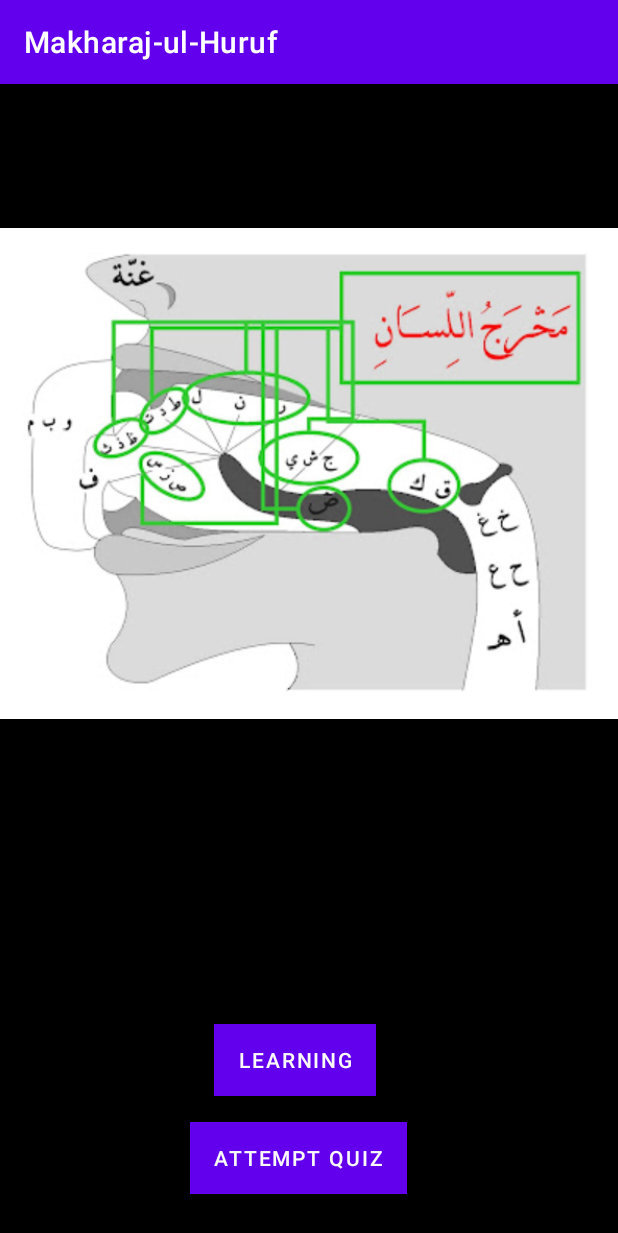
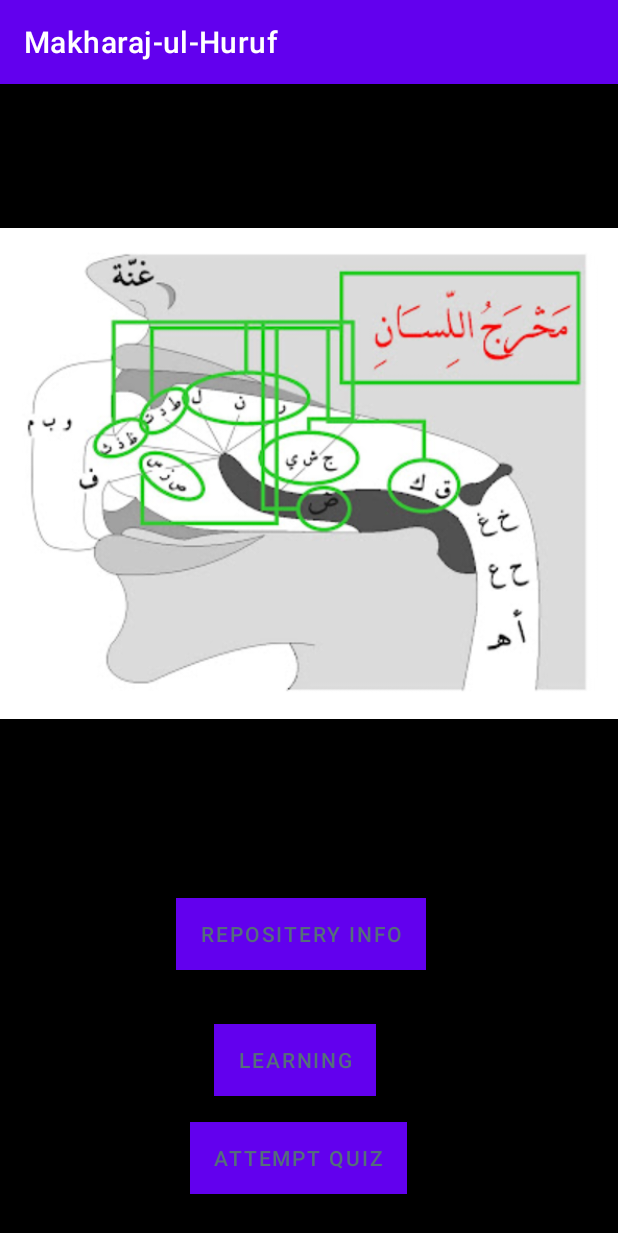
Before and after one commit to ahmadKhursheed/Makharaj-ul-Huruf, an Android app: the screen it shows after launch (MainActivity), on a phone screen of 412 x 824 dp. Shown: the top 1233 px of the screen. Run offline under Robolectric (Android 15) with nearby library versions, the phone set to English and light mode, and no system bars; 1 statement that could not run was skipped.

Commit message:
new Button

```diff
--- a/app/src/main/AndroidManifest.xml
+++ b/app/src/main/AndroidManifest.xml
@@ -9,9 +9,6 @@
         android:roundIcon="@mipmap/ic_launcher_round"
         android:supportsRtl="true"
         android:theme="@style/Theme.MakharajulHuruf">
-        <activity
-            android:name=".startingActivity"
-            android:exported="false" />
         <activity
             android:name=".MainActivity4"
             android:exported="false" />
--- a/app/src/main/java/com/example/makharaj_ul_huruf/MainActivity.java
+++ b/app/src/main/java/com/example/makharaj_ul_huruf/MainActivity.java
@@ -10,7 +10,7 @@ import android.widget.Button;
 public class MainActivity extends AppCompatActivity {
 
 
-    Button btn,btn1;
+    Button btn,btn1,btn2;
 
     @Override
     protected void onCreate(Bundle savedInstanceState) {
@@ -21,6 +21,7 @@ public class MainActivity extends AppCompatActivity {
 
         btn=(Button)findViewById(R.id.button);
         btn1=(Button)findViewById(R.id.button2);
+        btn2=(Button)findViewById(R.id.button3);
         btn.setOnClickListener(new View.OnClickListener() {
             @Override
             public void onClick(View v) {
@@ -38,6 +39,15 @@ public class MainActivity extends AppCompatActivity {
                 startActivity(intent);
             }
         });
+
+
+        btn2.setOnClickListener(new View.OnClickListener() {
+            @Override
+            public void onClick(View v) {
+//                Intent intent=new Intent(MainActivity.this,startingActivity.class);
+//                startActivity(intent);
+            }
+        });
     }
 
 
--- a/app/src/main/res/layout/activity_main.xml
+++ b/app/src/main/res/layout/activity_main.xml
@@ -17,7 +17,7 @@
         android:background="#F8F1F1"
         android:backgroundTint="#0C0C0C"
         android:text="Learning"
-        android:textColor="#FBFAFA"
+        android:textColor="#546E7A"
         app:layout_constraintBottom_toBottomOf="parent"
         app:layout_constraintEnd_toEndOf="parent"
         app:layout_constraintStart_toStartOf="parent" />
@@ -32,11 +32,29 @@
         android:background="#F8F1F1"
         android:backgroundTint="#0C0C0C"
         android:text="Attempt Quiz"
-        android:textColor="#FBFAFA"
+        android:textColor="#546E7A"
         app:layout_constraintBottom_toBottomOf="parent"
         app:layout_constraintEnd_toEndOf="parent"
         app:layout_constraintHorizontal_bias="0.466"
         app:layout_constraintStart_toStartOf="parent" />
+
+    <Button
+        android:id="@+id/button8"
+        android:layout_width="wrap_content"
+        android:layout_height="wrap_content"
+        android:layout_marginStart="149dp"
+        android:layout_marginTop="56dp"
+        android:layout_marginEnd="168dp"
+        android:layout_marginBottom="168dp"
+        android:background="#F8F1F1"
+        android:backgroundTint="#0C0C0C"
+        android:text="Repositery Info"
+        android:textColor="#546E7A"
+        app:layout_constraintBottom_toBottomOf="parent"
+        app:layout_constraintEnd_toEndOf="parent"
+        app:layout_constraintHorizontal_bias="0.45"
+        app:layout_constraintStart_toStartOf="parent"
+        app:layout_constraintTop_toBottomOf="@+id/imageView" />
 
     <ImageView
         android:id="@+id/imageView"
```
Also changed, not shown: app/src/main/java/com/example/makharaj_ul_huruf/startingActivity.java (deleted, +0 -14 lines), app/src/main/res/layout/activity_starting.xml (deleted, +0 -9 lines).
